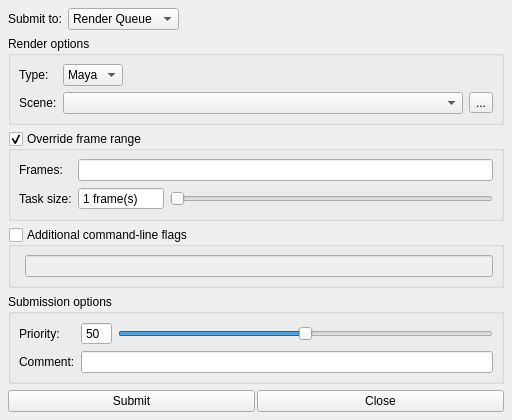
Above: core/ui/render_submit_ui.ui from mjbonnington/icarus-gps before the change. Below: the same form after it.
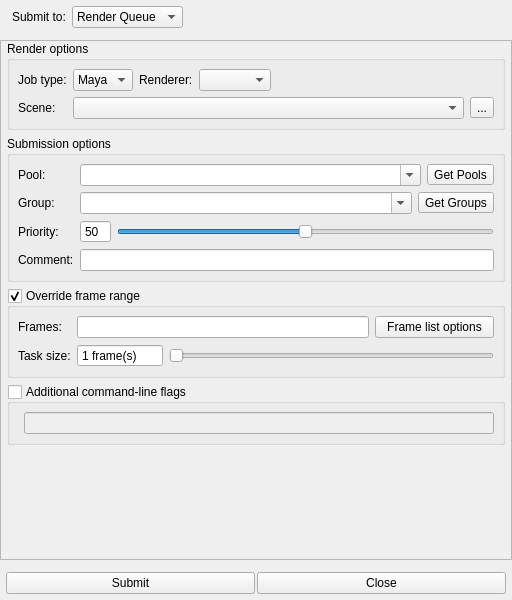
That is the form after the change. Icons and pictures are not drawn.

Commit message: Submit to Deadline from Maya now working

Patch:
```diff
--- a/core/ui/render_submit_ui.ui
+++ b/core/ui/render_submit_ui.ui
@@ -7,7 +7,7 @@
     <x>0</x>
     <y>0</y>
     <width>512</width>
-    <height>397</height>
+    <height>600</height>
    </rect>
   </property>
   <property name="windowTitle">
@@ -16,10 +16,22 @@
   <widget class="QWidget" name="centralwidget">
    <layout class="QVBoxLayout" name="verticalLayout">
     <property name="margin">
-     <number>8</number>
+     <number>0</number>
     </property>
     <item>
      <layout class="QFormLayout" name="submitTo_formLayout">
+      <property name="leftMargin">
+       <number>12</number>
+      </property>
+      <property name="topMargin">
+       <number>6</number>
+      </property>
+      <property name="rightMargin">
+       <number>12</number>
+      </property>
+      <property name="bottomMargin">
+       <number>6</number>
+      </property>
       <item row="0" column="0">
        <widget class="QLabel" name="submitTo_label">
         <property name="text">
@@ -50,6 +62,42 @@
      </layout>
     </item>
     <item>
+     <widget class="QScrollArea" name="submitOptions_scrollArea">
+      <property name="widgetResizable">
+       <bool>true</bool>
+      </property>
+      <property name="alignment">
+       <set>Qt::AlignLeading|Qt::AlignLeft|Qt::AlignTop</set>
+      </property>
+      <property name="noBackground" stdset="0">
+       <bool>true</bool>
+      </property>
+      <widget class="QWidget" name="submitOptions_scrollAreaWidgetContents">
+       <property name="geometry">
+        <rect>
+         <x>0</x>
+         <y>0</y>
+         <width>510</width>
+         <height>519</height>
+        </rect>
+       </property>
+       <property name="noBackground" stdset="0">
+        <bool>true</bool>
+       </property>
+       <layout class="QVBoxLayout" name="settings_verticalLayout">
+        <property name="leftMargin">
+         <number>6</number>
+        </property>
+        <property name="topMargin">
+         <number>0</number>
+        </property>
+        <property name="rightMargin">
+         <number>6</number>
+        </property>
+        <property name="bottomMargin">
+         <number>0</number>
+        </property>
+        <item>
      <widget class="QGroupBox" name="render_groupBox">
       <property name="title">
        <string>Render options</string>
@@ -64,7 +112,7 @@
        <item row="0" column="0">
         <widget class="QLabel" name="type_label">
          <property name="text">
-          <string>Type:</string>
+              <string>Job type:</string>
          </property>
         </widget>
        </item>
@@ -75,43 +123,6 @@
          </property>
         </widget>
        </item>
-       <item row="0" column="1">
-        <layout class="QHBoxLayout" name="type_horizontalLayout">
-         <item>
-          <widget class="QComboBox" name="type_comboBox">
-           <property name="sizePolicy">
-            <sizepolicy hsizetype="Maximum" vsizetype="Fixed">
-             <horstretch>0</horstretch>
-             <verstretch>0</verstretch>
-            </sizepolicy>
-           </property>
-           <item>
-            <property name="text">
-             <string>Maya</string>
-            </property>
-           </item>
-           <item>
-            <property name="text">
-             <string>Nuke</string>
-            </property>
-           </item>
-          </widget>
-         </item>
-         <item>
-          <spacer name="type_horizontalSpacer">
-           <property name="orientation">
-            <enum>Qt::Horizontal</enum>
-           </property>
-           <property name="sizeHint" stdset="0">
-            <size>
-             <width>40</width>
-             <height>20</height>
-            </size>
-           </property>
-          </spacer>
-         </item>
-        </layout>
-       </item>
        <item row="1" column="1">
         <layout class="QHBoxLayout" name="scene_horizontalLayout">
          <item>
@@ -142,6 +153,259 @@
          </item>
         </layout>
        </item>
+           <item row="0" column="1">
+            <layout class="QHBoxLayout" name="type_horizontalLayout">
+             <item>
+              <widget class="QComboBox" name="type_comboBox">
+               <property name="sizePolicy">
+                <sizepolicy hsizetype="Maximum" vsizetype="Fixed">
+                 <horstretch>0</horstretch>
+                 <verstretch>0</verstretch>
+                </sizepolicy>
+               </property>
+               <item>
+                <property name="text">
+                 <string>Maya</string>
+                </property>
+               </item>
+               <item>
+                <property name="text">
+                 <string>Nuke</string>
+                </property>
+               </item>
+              </widget>
+             </item>
+             <item>
+              <widget class="QLabel" name="renderer_label">
+               <property name="text">
+                <string>Renderer:</string>
+               </property>
+              </widget>
+             </item>
+             <item>
+              <widget class="QComboBox" name="renderer_comboBox">
+               <property name="sizePolicy">
+                <sizepolicy hsizetype="Maximum" vsizetype="Fixed">
+                 <horstretch>0</horstretch>
+                 <verstretch>0</verstretch>
+                </sizepolicy>
+               </property>
+              </widget>
+             </item>
+             <item>
+              <spacer name="type_horizontalSpacer">
+               <property name="orientation">
+                <enum>Qt::Horizontal</enum>
+               </property>
+               <property name="sizeHint" stdset="0">
+                <size>
+                 <width>40</width>
+                 <height>20</height>
+                </size>
+               </property>
+              </spacer>
+             </item>
+            </layout>
+           </item>
+          </layout>
+         </widget>
+        </item>
+        <item>
+         <widget class="QGroupBox" name="submit_groupBox">
+          <property name="title">
+           <string>Submission options</string>
+          </property>
+          <property name="flat">
+           <bool>false</bool>
+          </property>
+          <layout class="QFormLayout" name="formLayout_6">
+           <property name="margin">
+            <number>8</number>
+           </property>
+           <item row="2" column="0">
+            <widget class="QLabel" name="priority_label">
+             <property name="text">
+              <string>Priority:</string>
+             </property>
+            </widget>
+           </item>
+           <item row="2" column="1">
+            <layout class="QHBoxLayout" name="priority_horizontalLayout">
+             <item>
+              <widget class="QSpinBox" name="priority_spinBox">
+               <property name="toolTip">
+                <string>&lt;html&gt;&lt;head/&gt;&lt;body&gt;&lt;p&gt;Set the priority for this render job.&lt;/p&gt;&lt;p&gt;Higher priority jobs will be rendered first. Setting the priority to zero will submit the job as paused.&lt;/p&gt;&lt;/body&gt;&lt;/html&gt;</string>
+               </property>
+               <property name="buttonSymbols">
+                <enum>QAbstractSpinBox::NoButtons</enum>
+               </property>
+               <property name="minimum">
+                <number>0</number>
+               </property>
+               <property name="maximum">
+                <number>100</number>
+               </property>
+               <property name="value">
+                <number>50</number>
+               </property>
+               <property name="xmlTag" stdset="0">
+                <string>priority</string>
+               </property>
+              </widget>
+             </item>
+             <item>
+              <widget class="QSlider" name="priority_slider">
+               <property name="toolTip">
+                <string>&lt;html&gt;&lt;head/&gt;&lt;body&gt;&lt;p&gt;Set the priority for this render job.&lt;/p&gt;&lt;p&gt;Higher priority jobs will be rendered first. Setting the priority to zero will submit the job as paused.&lt;/p&gt;&lt;/body&gt;&lt;/html&gt;</string>
+               </property>
+               <property name="minimum">
+                <number>0</number>
+               </property>
+               <property name="maximum">
+                <number>100</number>
+               </property>
+               <property name="value">
+                <number>50</number>
+               </property>
+               <property name="orientation">
+                <enum>Qt::Horizontal</enum>
+               </property>
+               <property name="tickPosition">
+                <enum>QSlider::NoTicks</enum>
+               </property>
+               <property name="tickInterval">
+                <number>10</number>
+               </property>
+              </widget>
+             </item>
+            </layout>
+           </item>
+           <item row="3" column="0">
+            <widget class="QLabel" name="comment_label">
+             <property name="text">
+              <string>Comment:</string>
+             </property>
+            </widget>
+           </item>
+           <item row="3" column="1">
+            <layout class="QHBoxLayout" name="comment_horizontalLayout">
+             <item>
+              <widget class="QLineEdit" name="comment_lineEdit">
+               <property name="toolTip">
+                <string>Add notes about this render job (optional).</string>
+               </property>
+               <property name="text">
+                <string/>
+               </property>
+               <property name="xmlTag" stdset="0">
+                <string>comment</string>
+               </property>
+              </widget>
+             </item>
+            </layout>
+           </item>
+           <item row="0" column="0">
+            <widget class="QLabel" name="pool_label">
+             <property name="text">
+              <string>Pool:</string>
+             </property>
+            </widget>
+           </item>
+           <item row="1" column="0">
+            <widget class="QLabel" name="group_label">
+             <property name="text">
+              <string>Group:</string>
+             </property>
+            </widget>
+           </item>
+           <item row="0" column="1">
+            <layout class="QHBoxLayout" name="pool_horizontalLayout">
+             <item>
+              <widget class="QComboBox" name="pool_comboBox">
+               <property name="sizePolicy">
+                <sizepolicy hsizetype="MinimumExpanding" vsizetype="Fixed">
+                 <horstretch>0</horstretch>
+                 <verstretch>0</verstretch>
+                </sizepolicy>
+               </property>
+               <property name="editable">
+                <bool>true</bool>
+               </property>
+               <property name="xmlTag" stdset="0">
+                <string>pool</string>
+               </property>
+              </widget>
+             </item>
+             <item>
+              <widget class="QToolButton" name="getPools_toolButton">
+               <property name="toolTip">
+                <string>Get pools from Deadline</string>
+               </property>
+               <property name="text">
+                <string>Get Pools</string>
+               </property>
+               <property name="icon">
+                <iconset resource="rsc.qrc">
+                 <normaloff>:/rsc/rsc/icon_refresh.png</normaloff>
+                 <disabledoff>:/rsc/rsc/icon_refresh_disabled.png</disabledoff>:/rsc/rsc/icon_refresh.png</iconset>
+               </property>
+               <property name="iconSize">
+                <size>
+                 <width>15</width>
+                 <height>15</height>
+                </size>
+               </property>
+               <property name="toolButtonStyle">
+                <enum>Qt::ToolButtonIconOnly</enum>
+               </property>
+              </widget>
+             </item>
+            </layout>
+           </item>
+           <item row="1" column="1">
+            <layout class="QHBoxLayout" name="group_horizontalLayout">
+             <item>
+              <widget class="QComboBox" name="group_comboBox">
+               <property name="sizePolicy">
+                <sizepolicy hsizetype="MinimumExpanding" vsizetype="Fixed">
+                 <horstretch>0</horstretch>
+                 <verstretch>0</verstretch>
+                </sizepolicy>
+               </property>
+               <property name="editable">
+                <bool>true</bool>
+               </property>
+               <property name="xmlTag" stdset="0">
+                <string>group</string>
+               </property>
+              </widget>
+             </item>
+             <item>
+              <widget class="QToolButton" name="getGroups_toolButton">
+               <property name="toolTip">
+                <string>Get groups from Deadline</string>
+               </property>
+               <property name="text">
+                <string>Get Groups</string>
+               </property>
+               <property name="icon">
+                <iconset resource="rsc.qrc">
+                 <normaloff>:/rsc/rsc/icon_refresh.png</normaloff>
+                 <disabledoff>:/rsc/rsc/icon_refresh_disabled.png</disabledoff>:/rsc/rsc/icon_refresh.png</iconset>
+               </property>
+               <property name="iconSize">
+                <size>
+                 <width>15</width>
+                 <height>15</height>
+                </size>
+               </property>
+               <property name="toolButtonStyle">
+                <enum>Qt::ToolButtonIconOnly</enum>
+               </property>
+              </widget>
+             </item>
+            </layout>
+           </item>
       </layout>
      </widget>
     </item>
@@ -159,7 +423,7 @@
       <property name="checkable">
        <bool>true</bool>
       </property>
-      <layout class="QFormLayout" name="formLayout">
+          <layout class="QFormLayout" name="formLayout_3">
        <property name="margin">
         <number>8</number>
        </property>
@@ -180,6 +444,52 @@
            <property name="text">
             <string/>
            </property>
+               <property name="xmlTag" stdset="0">
+                <string>frames</string>
+               </property>
+              </widget>
+             </item>
+             <item>
+              <widget class="QToolButton" name="frameListOptions_toolButton">
+               <property name="sizePolicy">
+                <sizepolicy hsizetype="Maximum" vsizetype="Fixed">
+                 <horstretch>0</horstretch>
+                 <verstretch>0</verstretch>
+                </sizepolicy>
+               </property>
+               <property name="toolTip">
+                <string>Frame list options</string>
+               </property>
+               <property name="styleSheet">
+                <string notr="true">QToolButton {
+	padding: 1px 12px 2px 1px;
+}
+
+QToolButton:pressed, QToolButton:checked:pressed {
+	padding: 2px 11px 1px 2px;
+}
+</string>
+               </property>
+               <property name="text">
+                <string>Frame list options</string>
+               </property>
+               <property name="icon">
+                <iconset resource="rsc.qrc">
+                 <normaloff>:/rsc/rsc/icon_settings.png</normaloff>
+                 <disabledoff>:/rsc/rsc/icon_settings_disabled.png</disabledoff>:/rsc/rsc/icon_settings.png</iconset>
+               </property>
+               <property name="iconSize">
+                <size>
+                 <width>15</width>
+                 <height>15</height>
+                </size>
+               </property>
+               <property name="popupMode">
+                <enum>QToolButton::InstantPopup</enum>
+               </property>
+               <property name="toolButtonStyle">
+                <enum>Qt::ToolButtonIconOnly</enum>
+               </property>
           </widget>
          </item>
         </layout>
@@ -276,97 +586,6 @@
       </layout>
      </widget>
     </item>
-    <item>
-     <widget class="QGroupBox" name="submit_groupBox">
-      <property name="title">
-       <string>Submission options</string>
-      </property>
-      <property name="flat">
-       <bool>false</bool>
-      </property>
-      <layout class="QFormLayout" name="formLayout_3">
-       <property name="margin">
-        <number>8</number>
-       </property>
-       <item row="0" column="0">
-        <widget class="QLabel" name="priority_label">
-         <property name="text">
-          <string>Priority:</string>
-         </property>
-        </widget>
-       </item>
-       <item row="0" column="1">
-        <layout class="QHBoxLayout" name="priority_horizontalLayout">
-         <item>
-          <widget class="QSpinBox" name="priority_spinBox">
-           <property name="toolTip">
-            <string>&lt;html&gt;&lt;head/&gt;&lt;body&gt;&lt;p&gt;Set the priority for this render job.&lt;/p&gt;&lt;p&gt;Higher priority jobs will be rendered first. Setting the priority to zero will submit the job as paused.&lt;/p&gt;&lt;/body&gt;&lt;/html&gt;</string>
-           </property>
-           <property name="buttonSymbols">
-            <enum>QAbstractSpinBox::NoButtons</enum>
-           </property>
-           <property name="minimum">
-            <number>0</number>
-           </property>
-           <property name="maximum">
-            <number>100</number>
-           </property>
-           <property name="value">
-            <number>50</number>
-           </property>
-          </widget>
-         </item>
-         <item>
-          <widget class="QSlider" name="priority_slider">
-           <property name="toolTip">
-            <string>&lt;html&gt;&lt;head/&gt;&lt;body&gt;&lt;p&gt;Set the priority for this render job.&lt;/p&gt;&lt;p&gt;Higher priority jobs will be rendered first. Setting the priority to zero will submit the job as paused.&lt;/p&gt;&lt;/body&gt;&lt;/html&gt;</string>
-           </property>
-           <property name="minimum">
-            <number>0</number>
-           </property>
-           <property name="maximum">
-            <number>100</number>
-           </property>
-           <property name="value">
-            <number>50</number>
-           </property>
-           <property name="orientation">
-            <enum>Qt::Horizontal</enum>
-           </property>
-           <property name="tickPosition">
-            <enum>QSlider::NoTicks</enum>
-           </property>
-           <property name="tickInterval">
-            <number>10</number>
-           </property>
-          </widget>
-         </item>
-        </layout>
-       </item>
-       <item row="1" column="0">
-        <widget class="QLabel" name="comment_label">
-         <property name="text">
-          <string>Comment:</string>
-         </property>
-        </widget>
-       </item>
-       <item row="1" column="1">
-        <layout class="QHBoxLayout" name="comment_horizontalLayout">
-         <item>
-          <widget class="QLineEdit" name="comment_lineEdit">
-           <property name="toolTip">
-            <string>Add notes about this render job (optional).</string>
-           </property>
-           <property name="text">
-            <string/>
-           </property>
-          </widget>
-         </item>
-        </layout>
-       </item>
-      </layout>
-     </widget>
-    </item>
     <item>
      <spacer name="verticalSpacer">
       <property name="orientation">
@@ -374,17 +593,24 @@
       </property>
       <property name="sizeHint" stdset="0">
        <size>
-        <width>493</width>
-        <height>19</height>
+            <width>20</width>
+            <height>40</height>
        </size>
       </property>
      </spacer>
+        </item>
+       </layout>
+      </widget>
+     </widget>
     </item>
     <item>
      <layout class="QHBoxLayout" name="buttonBox_horizontalLayout">
       <property name="spacing">
        <number>2</number>
       </property>
+      <property name="margin">
+       <number>6</number>
+      </property>
       <item>
        <widget class="QPushButton" name="submit_pushButton">
         <property name="text">
```
Left out of the diff: 87 changed lines with no effect on the pictures. Lines whose indentation alone changed are shown as unchanged. The commit also changes 6 other files.
